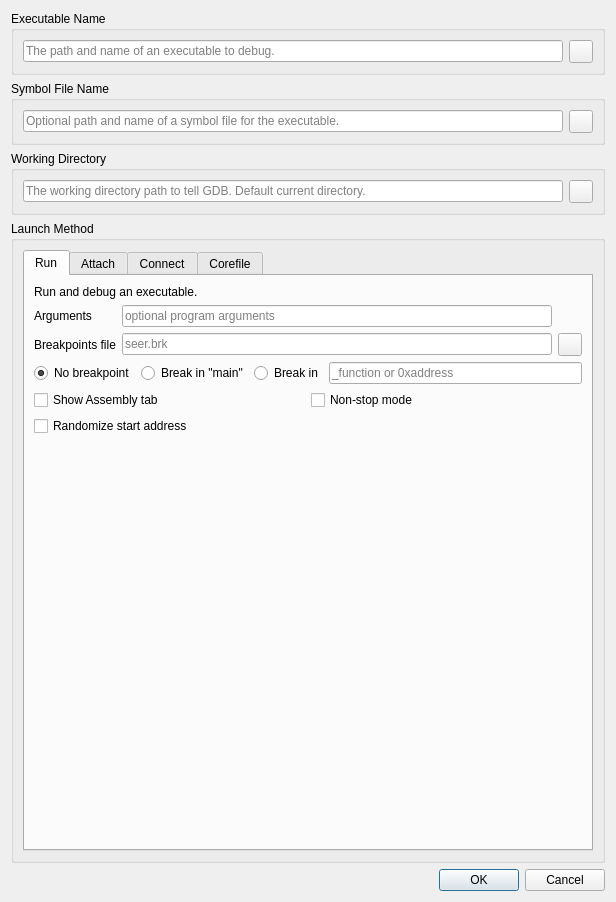
This is src/SeerDebugDialog.ui in epasveer/seer as Qt 5 draws it before an edit. The edited form follows.
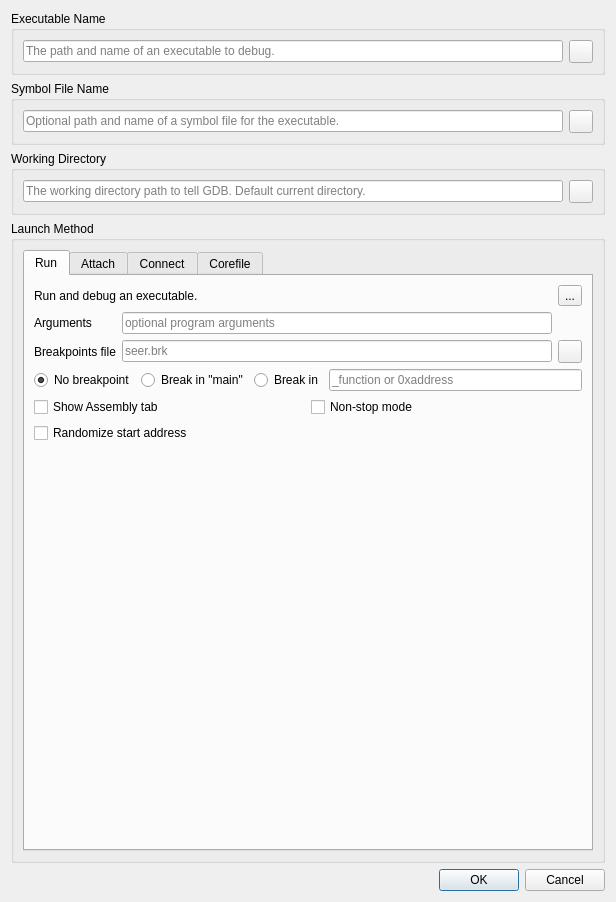
This is the edited form. The open tabs and pages were chosen to show the change. Icons and pictures are not drawn.

```diff
--- a/src/SeerDebugDialog.ui
+++ b/src/SeerDebugDialog.ui
@@ -197,9 +197,9 @@
          <attribute name="title">
           <string>Run</string>
          </attribute>
-         <layout class="QVBoxLayout" name="verticalLayout_10">
-          <item>
-           <layout class="QVBoxLayout" name="verticalLayout_8">
+         <layout class="QGridLayout" name="gridLayout_9">
+          <item row="0" column="0">
+           <layout class="QHBoxLayout" name="horizontalLayout_10">
             <item>
              <widget class="QLabel" name="label_3">
               <property name="text">
@@ -208,6 +208,35 @@
              </widget>
             </item>
             <item>
+             <spacer name="horizontalSpacer_5">
+              <property name="orientation">
+               <enum>Qt::Horizontal</enum>
+              </property>
+              <property name="sizeHint" stdset="0">
+               <size>
+                <width>40</width>
+                <height>20</height>
+               </size>
+              </property>
+             </spacer>
+            </item>
+            <item>
+             <widget class="QToolButton" name="helpRunToolButton">
+              <property name="toolTip">
+               <string>Help for Run launch method.</string>
+              </property>
+              <property name="text">
+               <string>...</string>
+              </property>
+              <property name="icon">
+               <iconset resource="resource.qrc">
+                <normaloff>:/seer/resources/RelaxLightIcons/help-about.svg</normaloff>:/seer/resources/RelaxLightIcons/help-about.svg</iconset>
+              </property>
+             </widget>
+            </item>
+           </layout>
+          </item>
+          <item row="1" column="0">
              <layout class="QGridLayout" name="gridLayout_6">
               <item row="0" column="0">
                <widget class="QLabel" name="runProgramArgumentsLabel">
@@ -277,7 +306,7 @@
               </item>
              </layout>
             </item>
-            <item>
+          <item row="2" column="0">
              <layout class="QHBoxLayout" name="horizontalLayout">
               <item>
                <widget class="QRadioButton" name="noBreakpointRadioButton">
@@ -339,7 +368,7 @@
               </item>
              </layout>
             </item>
-            <item>
+          <item row="3" column="0">
              <layout class="QGridLayout" name="gridLayout_3">
               <item row="0" column="0">
                <widget class="QCheckBox" name="showAsseblyTabCheckBox">
@@ -373,7 +402,7 @@
               </item>
              </layout>
             </item>
-            <item>
+          <item row="4" column="0">
              <spacer name="verticalSpacer_4">
               <property name="orientation">
                <enum>Qt::Vertical</enum>
@@ -387,8 +416,6 @@
              </spacer>
             </item>
            </layout>
-          </item>
-         </layout>
         </widget>
         <widget class="QWidget" name="attachTab">
          <attribute name="title">
```
Left out of the diff: 322 changed lines with no effect on the pictures. Lines whose indentation alone changed are shown as unchanged.
